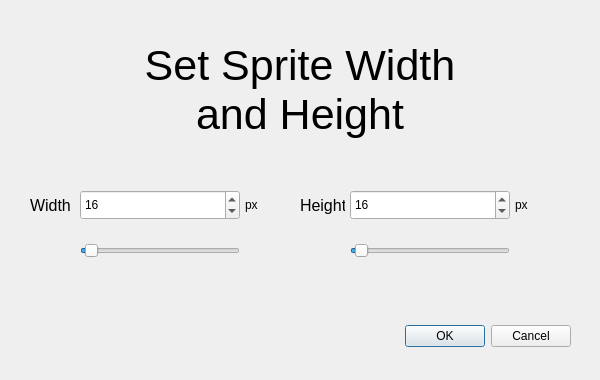
First picture: the form in testPixel/sizeselector.ui, repository ewaugh13/Pixel-Editor, before the edit.
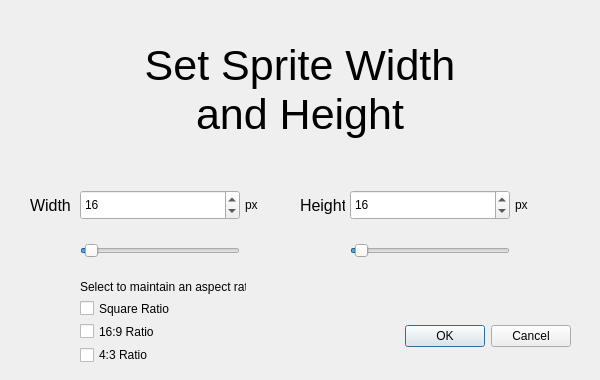
Second picture: the form after the edit.

Commit message: Added aspect ratio options for the popup window sizing stuff.

Diff of the .ui file:
```diff
--- a/testPixel/sizeselector.ui
+++ b/testPixel/sizeselector.ui
@@ -206,6 +206,49 @@
     <string>px</string>
    </property>
   </widget>
+  <widget class="QWidget" name="verticalLayoutWidget">
+   <property name="geometry">
+    <rect>
+     <x>80</x>
+     <y>280</y>
+     <width>166</width>
+     <height>84</height>
+    </rect>
+   </property>
+   <layout class="QVBoxLayout" name="verticalLayout">
+    <item>
+     <widget class="QLabel" name="aspectRatioLabel">
+      <property name="text">
+       <string>Select to maintain an aspect ratio:</string>
+      </property>
+     </widget>
+    </item>
+    <item>
+     <widget class="QCheckBox" name="squareAspectCheckBox">
+      <property name="text">
+       <string>Square Ratio</string>
+      </property>
+     </widget>
+    </item>
+    <item>
+     <widget class="QCheckBox" name="sixteenByNineRatioCheckBox">
+      <property name="text">
+       <string>16:9 Ratio</string>
+      </property>
+     </widget>
+    </item>
+    <item>
+     <widget class="QCheckBox" name="fourByNineRatioCheckBox">
+      <property name="text">
+       <string>4:3 Ratio</string>
+      </property>
+      <property name="tristate">
+       <bool>false</bool>
+      </property>
+     </widget>
+    </item>
+   </layout>
+  </widget>
  </widget>
  <resources/>
  <connections>
```
The commit also changes 2 other files.
